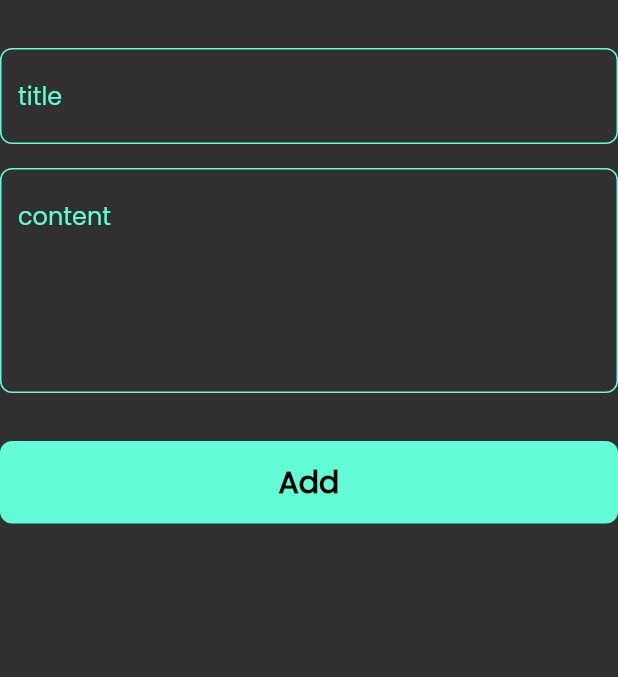
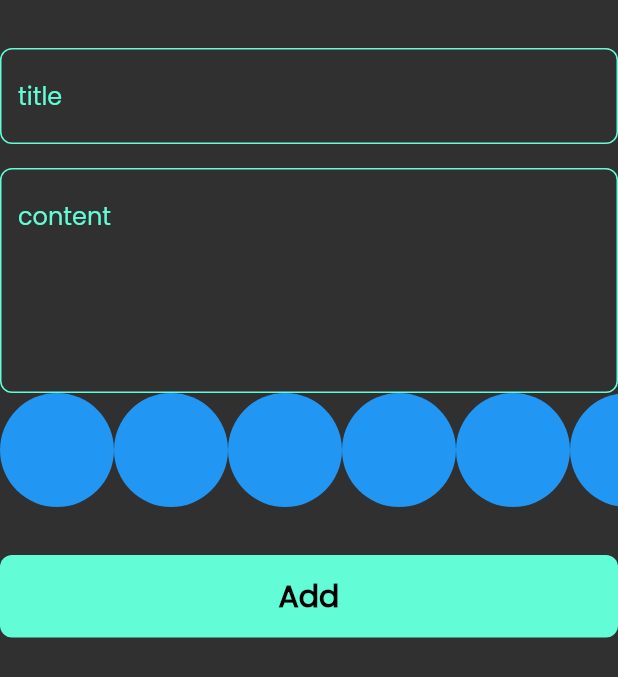
Before and after one commit to EsraaAbdalla/notes_app, a Flutter app: the AddNoteForm widget shown alone on an empty page, opened directly, on a phone screen of 412 x 824 dp. Shown: the top 677 px of the screen. Run offline on Flutter 3.47's test engine with Material 2 defaults, Android fonts, the phone set to English and light mode, and no system bars; our stand-ins replace bloc, flutter_bloc, hive, hive_flutter, modal_progress_hud_nsn; accounts and stored records are empty.

Commit message:
create colors list view part one

```diff
--- a/lib/views/widgets/add_note_form.dart
+++ b/lib/views/widgets/add_note_form.dart
@@ -3,6 +3,7 @@ import 'package:flutter_bloc/flutter_bloc.dart';
 import 'package:intl/intl.dart';
 import 'package:notes_app/cubits/add_note_cubit/add_note_cubit.dart';
 import 'package:notes_app/models/note_model.dart';
+import 'package:notes_app/views/widgets/colors_list_view.dart';
 import 'package:notes_app/views/widgets/custom_button.dart';
 import 'package:notes_app/views/widgets/custom_text_field.dart';
 
@@ -45,6 +46,7 @@ class _AddNoteFormState extends State<AddNoteForm> {
             hint: 'content',
             maxLines: 5,
           ),
+          const ColorsListView(),
           const SizedBox(
             height: 32,
           ),
--- /dev/null
+++ b/lib/views/widgets/colors_list_view.dart
@@ -0,0 +1,30 @@
+import 'package:flutter/material.dart';
+
+class ColorItem extends StatelessWidget {
+  const ColorItem({super.key});
+
+  @override
+  Widget build(BuildContext context) {
+    return const CircleAvatar(
+      radius: 38,
+      backgroundColor: Colors.blue,
+    );
+  }
+}
+
+class ColorsListView extends StatelessWidget {
+  const ColorsListView({super.key});
+
+  @override
+  Widget build(BuildContext context) {
+    return SizedBox(
+      height: 38 * 2,
+      child: ListView.builder(
+          itemCount: 10,
+          scrollDirection: Axis.horizontal,
+          itemBuilder: (context, index) {
+            return const ColorItem();
+          }),
+    );
+  }
+}
```
